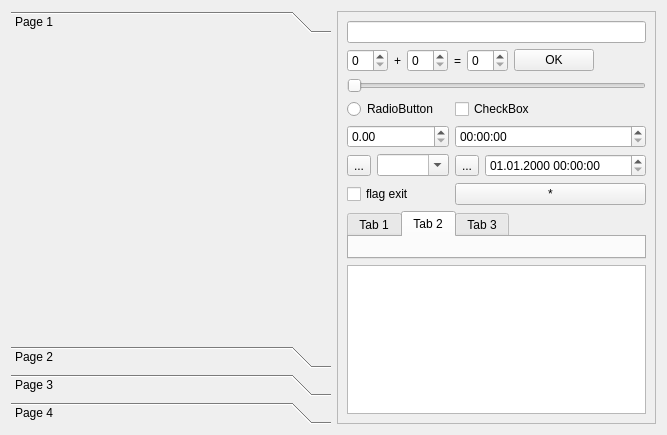
Qt form Qt/my_programm/_For_tests/src/for_tests_mainbox/src/ui/for_tests_mainbox.ui (RinatB2017/mega_GIT) before a commit.
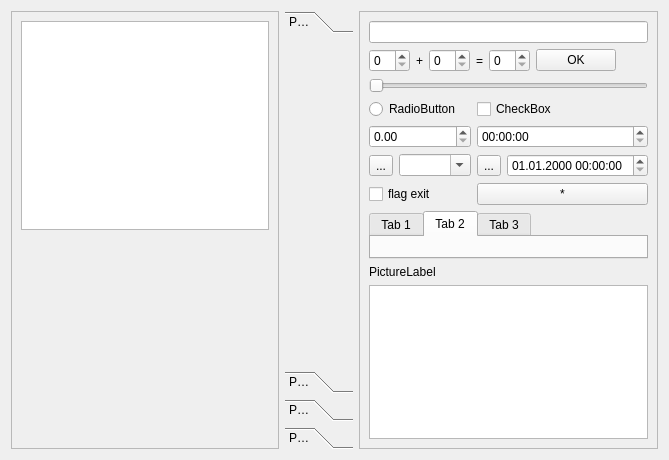
The same form after that commit. Icons and pictures are not drawn. Custom widgets are drawn as their Qt base class.

Diff of the .ui file:
```diff
--- a/Qt/my_programm/_For_tests/src/for_tests_mainbox/src/ui/for_tests_mainbox.ui
+++ b/Qt/my_programm/_For_tests/src/for_tests_mainbox/src/ui/for_tests_mainbox.ui
@@ -6,11 +6,39 @@
    <rect>
     <x>0</x>
     <y>0</y>
-    <width>667</width>
-    <height>435</height>
+    <width>669</width>
+    <height>460</height>
    </rect>
   </property>
   <layout class="QHBoxLayout" name="horizontalLayout">
+   <item>
+    <widget class="QFrame" name="frame_2">
+     <property name="frameShape">
+      <enum>QFrame::StyledPanel</enum>
+     </property>
+     <property name="frameShadow">
+      <enum>QFrame::Raised</enum>
+     </property>
+     <layout class="QVBoxLayout" name="verticalLayout">
+      <item>
+       <widget class="MyGraphicsView" name="graphicsView"/>
+      </item>
+      <item>
+       <spacer name="verticalSpacer">
+        <property name="orientation">
+         <enum>Qt::Vertical</enum>
+        </property>
+        <property name="sizeHint" stdset="0">
+         <size>
+          <width>20</width>
+          <height>40</height>
+         </size>
+        </property>
+       </spacer>
+      </item>
+     </layout>
+    </widget>
+   </item>
    <item>
     <widget class="QToolBox" name="toolBox">
      <property name="currentIndex">
@@ -21,8 +49,8 @@
        <rect>
         <x>0</x>
         <y>0</y>
-        <width>246</width>
-        <height>291</height>
+        <width>83</width>
+        <height>316</height>
        </rect>
       </property>
       <attribute name="label">
@@ -261,6 +289,13 @@
         </widget>
        </widget>
       </item>
+      <item>
+       <widget class="PictureLabel" name="picture_label">
+        <property name="text">
+         <string>PictureLabel</string>
+        </property>
+       </widget>
+      </item>
       <item>
        <widget class="QTextEdit" name="te_test"/>
       </item>
@@ -272,6 +307,18 @@
    </item>
   </layout>
  </widget>
+ <customwidgets>
+  <customwidget>
+   <class>PictureLabel</class>
+   <extends>QLabel</extends>
+   <header>picturelabel.hpp</header>
+  </customwidget>
+  <customwidget>
+   <class>MyGraphicsView</class>
+   <extends>QGraphicsView</extends>
+   <header>mygraphicsview.hpp</header>
+  </customwidget>
+ </customwidgets>
  <tabstops>
   <tabstop>sb_1</tabstop>
   <tabstop>sb_2</tabstop>
```
Left out of the diff: 12 changed lines with no effect on the pictures.
